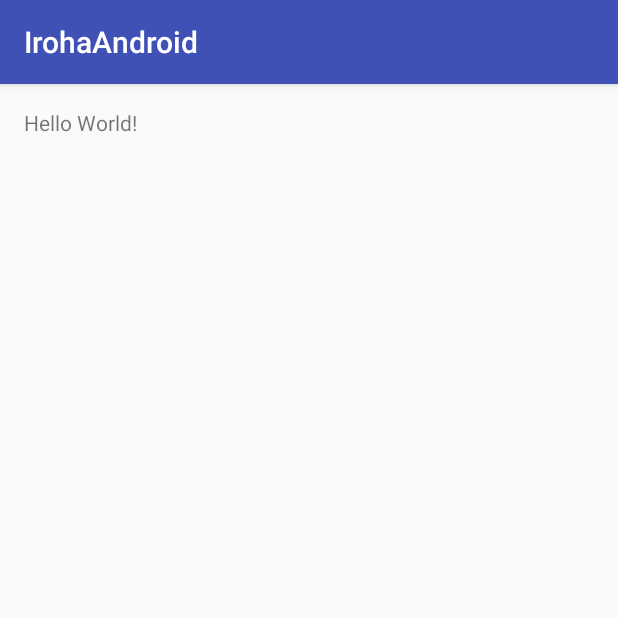
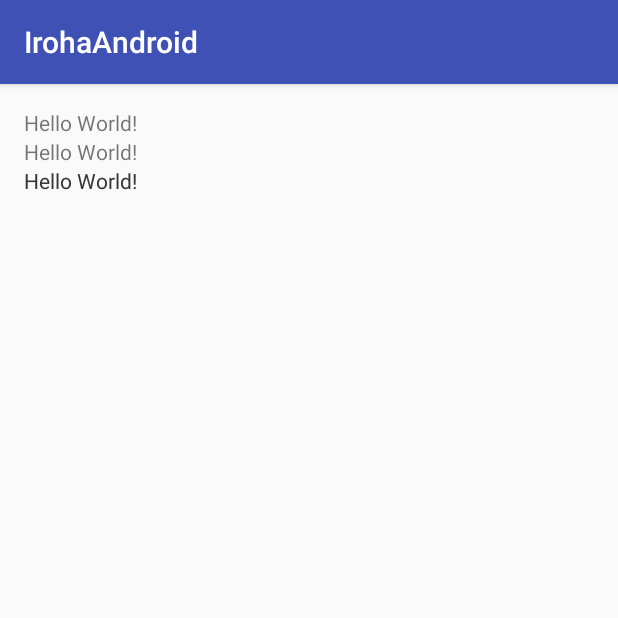
Before and after one commit to hyperledger-archives/iroha-android, an Android app: the screen it shows after launch (MainActivity), on a phone screen of 412 x 824 dp, the top half of it. Run offline under Robolectric (Android 15) with nearby library versions, the phone set to English and light mode, and no system bars; libraries missing offline, so code that uses them is left out: net.i2p.crypto; 2 statements that could not run were skipped.

Commit message:
Operation check

```diff
--- a/app/src/main/res/layout/activity_main.xml
+++ b/app/src/main/res/layout/activity_main.xml
@@ -10,7 +10,30 @@
     tools:context=".MainActivity">
 
     <TextView
+        android:id="@+id/text"
         android:layout_width="wrap_content"
         android:layout_height="wrap_content"
         android:text="Hello World!" />
+
+    <TextView
+        android:id="@+id/text1"
+        android:layout_below="@id/text"
+        android:layout_width="wrap_content"
+        android:layout_height="wrap_content"
+        android:text="Hello World!" />
+
+    <TextView
+        android:id="@+id/text2"
+        android:layout_below="@id/text1"
+        android:layout_width="wrap_content"
+        android:layout_height="wrap_content"
+        android:text="Hello World!" />
+
+    <TextView
+        android:id="@+id/text3"
+        android:layout_below="@id/text1"
+        android:layout_width="wrap_content"
+        android:layout_height="wrap_content"
+        android:text="Hello World!" />
+
 </RelativeLayout>
```
Also changed, not shown: app/src/main/java/io/soramitsu/iroha/MainActivity.java (+69 -0 lines).
